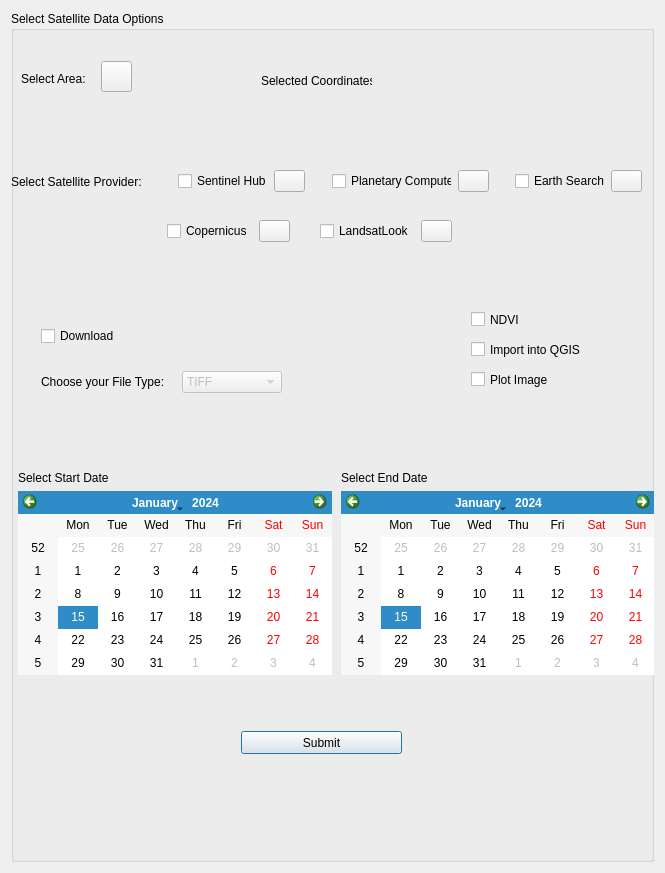
Above: sathub_ai_dialog_base.ui from theokretz/SatHubAI before the change. Below: the same form after it.
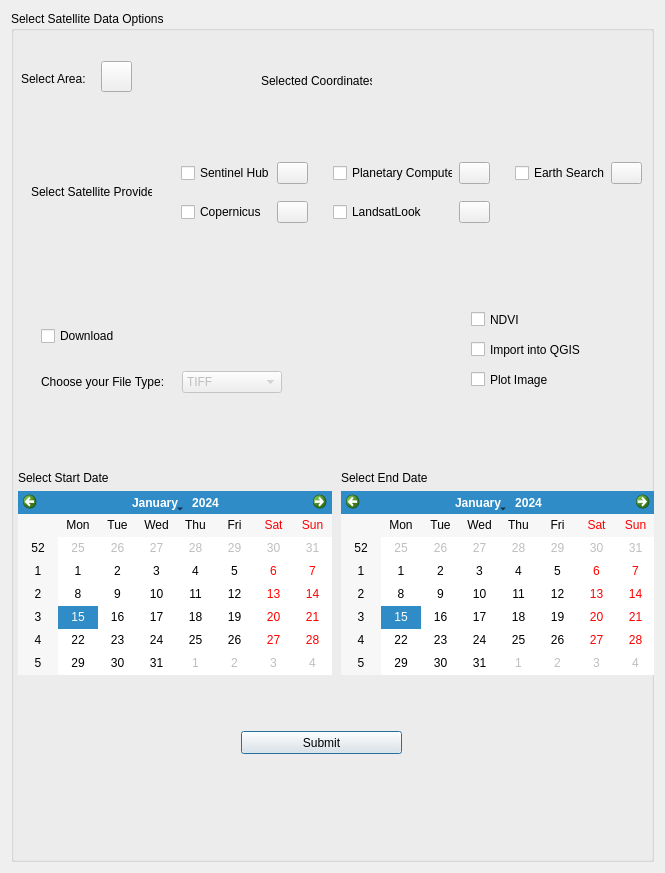
That is the form after the change. Icons and pictures are not drawn. Custom widgets are drawn as their Qt base class.

The edit to the form file:
```diff
--- a/sathub_ai_dialog_base.ui
+++ b/sathub_ai_dialog_base.ui
@@ -170,166 +170,6 @@
        <string/>
       </property>
      </widget>
-     <widget class="QWidget" name="horizontalLayoutWidget">
-      <property name="geometry">
-       <rect>
-        <x>0</x>
-        <y>150</y>
-        <width>631</width>
-        <height>41</height>
-       </rect>
-      </property>
-      <layout class="QHBoxLayout" name="horizontalLayout_2">
-       <item>
-        <widget class="QLabel" name="label_6">
-         <property name="text">
-          <string>Select Satellite Provider:</string>
-         </property>
-        </widget>
-       </item>
-       <item>
-        <spacer name="horizontalSpacer_5">
-         <property name="orientation">
-          <enum>Qt::Horizontal</enum>
-         </property>
-         <property name="sizeHint" stdset="0">
-          <size>
-           <width>40</width>
-           <height>20</height>
-          </size>
-         </property>
-        </spacer>
-       </item>
-       <item>
-        <widget class="QCheckBox" name="cbSentinelHub">
-         <property name="maximumSize">
-          <size>
-           <width>90</width>
-           <height>16777215</height>
-          </size>
-         </property>
-         <property name="text">
-          <string>Sentinel Hub</string>
-         </property>
-        </widget>
-       </item>
-       <item>
-        <widget class="QPushButton" name="pb_options_sh">
-         <property name="maximumSize">
-          <size>
-           <width>31</width>
-           <height>16777215</height>
-          </size>
-         </property>
-         <property name="text">
-          <string/>
-         </property>
-         <property name="icon">
-          <iconset resource="resources.qrc">
-           <normaloff>:/icons/icons/sliders-solid.svg</normaloff>:/icons/icons/sliders-solid.svg</iconset>
-         </property>
-        </widget>
-       </item>
-       <item>
-        <spacer name="horizontalSpacer_3">
-         <property name="orientation">
-          <enum>Qt::Horizontal</enum>
-         </property>
-         <property name="sizeHint" stdset="0">
-          <size>
-           <width>30</width>
-           <height>20</height>
-          </size>
-         </property>
-        </spacer>
-       </item>
-       <item>
-        <widget class="QCheckBox" name="cbPlanetaryComputer">
-         <property name="maximumSize">
-          <size>
-           <width>120</width>
-           <height>16777215</height>
-          </size>
-         </property>
-         <property name="text">
-          <string>Planetary Computer</string>
-         </property>
-         <property name="checked">
-          <bool>false</bool>
-         </property>
-        </widget>
-       </item>
-       <item>
-        <widget class="QPushButton" name="pushButton_2">
-         <property name="enabled">
-          <bool>true</bool>
-         </property>
-         <property name="sizePolicy">
-          <sizepolicy hsizetype="Preferred" vsizetype="Fixed">
-           <horstretch>0</horstretch>
-           <verstretch>0</verstretch>
-          </sizepolicy>
-         </property>
-         <property name="maximumSize">
-          <size>
-           <width>31</width>
-           <height>16777215</height>
-          </size>
-         </property>
-         <property name="text">
-          <string/>
-         </property>
-         <property name="icon">
-          <iconset resource="resources.qrc">
-           <normaloff>:/icons/icons/sliders-solid.svg</normaloff>:/icons/icons/sliders-solid.svg</iconset>
-         </property>
-        </widget>
-       </item>
-       <item>
-        <spacer name="horizontalSpacer_4">
-         <property name="orientation">
-          <enum>Qt::Horizontal</enum>
-         </property>
-         <property name="sizeHint" stdset="0">
-          <size>
-           <width>30</width>
-           <height>20</height>
-          </size>
-         </property>
-        </spacer>
-       </item>
-       <item>
-        <widget class="QCheckBox" name="cbEarthSearch">
-         <property name="maximumSize">
-          <size>
-           <width>90</width>
-           <height>16777215</height>
-          </size>
-         </property>
-         <property name="text">
-          <string>Earth Search</string>
-         </property>
-        </widget>
-       </item>
-       <item>
-        <widget class="QPushButton" name="pushButton_4">
-         <property name="maximumSize">
-          <size>
-           <width>31</width>
-           <height>16777215</height>
-          </size>
-         </property>
-         <property name="text">
-          <string/>
-         </property>
-         <property name="icon">
-          <iconset resource="resources.qrc">
-           <normaloff>:/icons/icons/sliders-solid.svg</normaloff>:/icons/icons/sliders-solid.svg</iconset>
-         </property>
-        </widget>
-       </item>
-      </layout>
-     </widget>
      <widget class="QWidget" name="verticalLayoutWidget">
       <property name="geometry">
        <rect>
@@ -400,92 +240,6 @@
        <string>NDVI</string>
       </property>
      </widget>
-     <widget class="QWidget" name="horizontalLayoutWidget_2">
-      <property name="geometry">
-       <rect>
-        <x>140</x>
-        <y>200</y>
-        <width>301</width>
-        <height>41</height>
-       </rect>
-      </property>
-      <layout class="QHBoxLayout" name="horizontalLayout_3">
-       <item>
-        <spacer name="horizontalSpacer_8">
-         <property name="orientation">
-          <enum>Qt::Horizontal</enum>
-         </property>
-         <property name="sizeHint" stdset="0">
-          <size>
-           <width>32</width>
-           <height>20</height>
-          </size>
-         </property>
-        </spacer>
-       </item>
-       <item>
-        <widget class="QCheckBox" name="cbCopernicus">
-         <property name="text">
-          <string>Copernicus</string>
-         </property>
-        </widget>
-       </item>
-       <item>
-        <widget class="QPushButton" name="pushButton_3">
-         <property name="maximumSize">
-          <size>
-           <width>31</width>
-           <height>16777215</height>
-          </size>
-         </property>
-         <property name="text">
-          <string/>
-         </property>
-         <property name="icon">
-          <iconset resource="resources.qrc">
-           <normaloff>:/icons/icons/sliders-solid.svg</normaloff>:/icons/icons/sliders-solid.svg</iconset>
-         </property>
-        </widget>
-       </item>
-       <item>
-        <spacer name="horizontalSpacer_7">
-         <property name="orientation">
-          <enum>Qt::Horizontal</enum>
-         </property>
-         <property name="sizeHint" stdset="0">
-          <size>
-           <width>40</width>
-           <height>20</height>
-          </size>
-         </property>
-        </spacer>
-       </item>
-       <item>
-        <widget class="QCheckBox" name="cbLandsatLook">
-         <property name="text">
-          <string>LandsatLook</string>
-         </property>
-        </widget>
-       </item>
-       <item>
-        <widget class="QPushButton" name="pushButton_5">
-         <property name="maximumSize">
-          <size>
-           <width>31</width>
-           <height>16777215</height>
-          </size>
-         </property>
-         <property name="text">
-          <string/>
-         </property>
-         <property name="icon">
-          <iconset resource="resources.qrc">
-           <normaloff>:/icons/icons/sliders-solid.svg</normaloff>:/icons/icons/sliders-solid.svg</iconset>
-         </property>
-        </widget>
-       </item>
-      </layout>
-     </widget>
      <widget class="QWidget" name="horizontalLayoutWidget_3">
       <property name="geometry">
        <rect>
@@ -547,6 +301,207 @@
        <string>Plot Image</string>
       </property>
      </widget>
+     <widget class="QWidget" name="gridLayoutWidget">
+      <property name="geometry">
+       <rect>
+        <x>170</x>
+        <y>140</y>
+        <width>461</width>
+        <height>83</height>
+       </rect>
+      </property>
+      <layout class="QGridLayout" name="gridLayout_2">
+       <item row="0" column="7">
+        <widget class="QPushButton" name="pushButton_3">
+         <property name="maximumSize">
+          <size>
+           <width>31</width>
+           <height>16777215</height>
+          </size>
+         </property>
+         <property name="text">
+          <string/>
+         </property>
+         <property name="icon">
+          <iconset>
+           <normaloff>:/icons/icons/sliders-solid.svg</normaloff>:/icons/icons/sliders-solid.svg</iconset>
+         </property>
+        </widget>
+       </item>
+       <item row="0" column="3">
+        <widget class="QCheckBox" name="cbPlanetaryComputer">
+         <property name="maximumSize">
+          <size>
+           <width>120</width>
+           <height>16777215</height>
+          </size>
+         </property>
+         <property name="text">
+          <string>Planetary Computer</string>
+         </property>
+         <property name="checked">
+          <bool>false</bool>
+         </property>
+        </widget>
+       </item>
+       <item row="0" column="2">
+        <spacer name="horizontalSpacer_3">
+         <property name="orientation">
+          <enum>Qt::Horizontal</enum>
+         </property>
+         <property name="sizeHint" stdset="0">
+          <size>
+           <width>40</width>
+           <height>20</height>
+          </size>
+         </property>
+        </spacer>
+       </item>
+       <item row="0" column="4">
+        <widget class="QPushButton" name="pushButton_4">
+         <property name="maximumSize">
+          <size>
+           <width>31</width>
+           <height>16777215</height>
+          </size>
+         </property>
+         <property name="text">
+          <string/>
+         </property>
+         <property name="icon">
+          <iconset>
+           <normaloff>:/icons/icons/sliders-solid.svg</normaloff>:/icons/icons/sliders-solid.svg</iconset>
+         </property>
+        </widget>
+       </item>
+       <item row="0" column="1">
+        <widget class="QPushButton" name="pb_options_sh">
+         <property name="maximumSize">
+          <size>
+           <width>31</width>
+           <height>16777215</height>
+          </size>
+         </property>
+         <property name="text">
+          <string/>
+         </property>
+         <property name="icon">
+          <iconset>
+           <normaloff>:/icons/icons/sliders-solid.svg</normaloff>:/icons/icons/sliders-solid.svg</iconset>
+         </property>
+        </widget>
+       </item>
+       <item row="1" column="3">
+        <widget class="QCheckBox" name="cbLandsatLook">
+         <property name="text">
+          <string>LandsatLook</string>
+         </property>
+        </widget>
+       </item>
+       <item row="1" column="0">
+        <widget class="QCheckBox" name="cbCopernicus">
+         <property name="text">
+          <string>Copernicus</string>
+         </property>
+        </widget>
+       </item>
+       <item row="1" column="4">
+        <widget class="QPushButton" name="pushButton_2">
+         <property name="enabled">
+          <bool>true</bool>
+         </property>
+         <property name="sizePolicy">
+          <sizepolicy hsizetype="Preferred" vsizetype="Fixed">
+           <horstretch>0</horstretch>
+           <verstretch>0</verstretch>
+          </sizepolicy>
+         </property>
+         <property name="maximumSize">
+          <size>
+           <width>31</width>
+           <height>16777215</height>
+          </size>
+         </property>
+         <property name="text">
+          <string/>
+         </property>
+         <property name="icon">
+          <iconset>
+           <normaloff>:/icons/icons/sliders-solid.svg</normaloff>:/icons/icons/sliders-solid.svg</iconset>
+         </property>
+        </widget>
+       </item>
+       <item row="0" column="6">
+        <widget class="QCheckBox" name="cbEarthSearch">
+         <property name="maximumSize">
+          <size>
+           <width>90</width>
+           <height>16777215</height>
+          </size>
+         </property>
+         <property name="text">
+          <string>Earth Search</string>
+         </property>
+        </widget>
+       </item>
+       <item row="1" column="1">
+        <widget class="QPushButton" name="pushButton_5">
+         <property name="maximumSize">
+          <size>
+           <width>31</width>
+           <height>16777215</height>
+          </size>
+         </property>
+         <property name="text">
+          <string/>
+         </property>
+         <property name="icon">
+          <iconset>
+           <normaloff>:/icons/icons/sliders-solid.svg</normaloff>:/icons/icons/sliders-solid.svg</iconset>
+         </property>
+        </widget>
+       </item>
+       <item row="0" column="0">
+        <widget class="QCheckBox" name="cbSentinelHub">
+         <property name="maximumSize">
+          <size>
+           <width>90</width>
+           <height>16777215</height>
+          </size>
+         </property>
+         <property name="text">
+          <string>Sentinel Hub</string>
+         </property>
+        </widget>
+       </item>
+       <item row="0" column="5">
+        <spacer name="horizontalSpacer_4">
+         <property name="orientation">
+          <enum>Qt::Horizontal</enum>
+         </property>
+         <property name="sizeHint" stdset="0">
+          <size>
+           <width>40</width>
+           <height>20</height>
+          </size>
+         </property>
+        </spacer>
+       </item>
+      </layout>
+     </widget>
+     <widget class="QLabel" name="label_6">
+      <property name="geometry">
+       <rect>
+        <x>20</x>
+        <y>170</y>
+        <width>121</width>
+        <height>21</height>
+       </rect>
+      </property>
+      <property name="text">
+       <string>Select Satellite Provider:</string>
+      </property>
+     </widget>
     </widget>
    </item>
   </layout>
```
Left out of the diff: 2 changed lines with no effect on the pictures.
